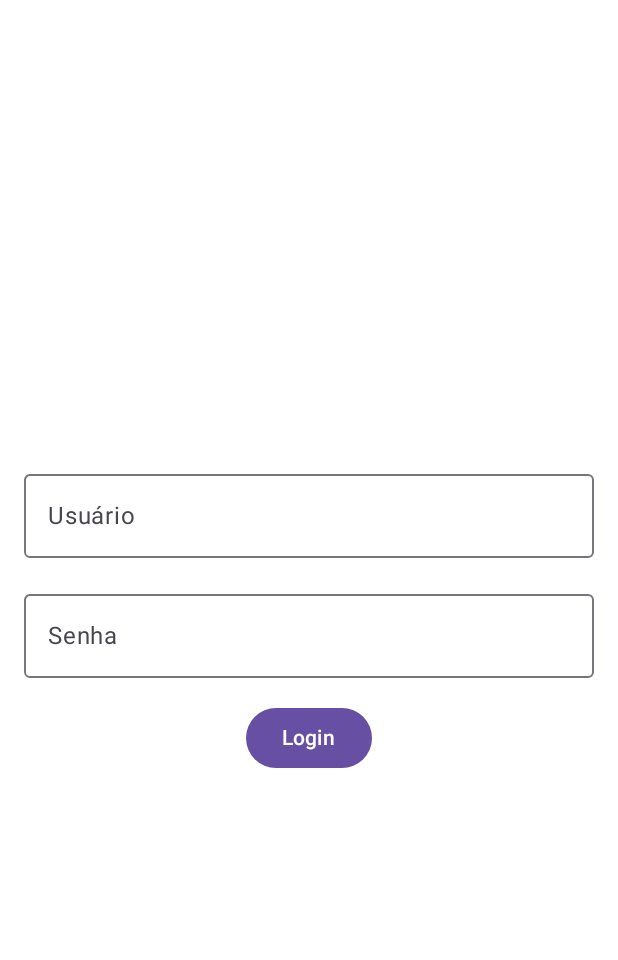
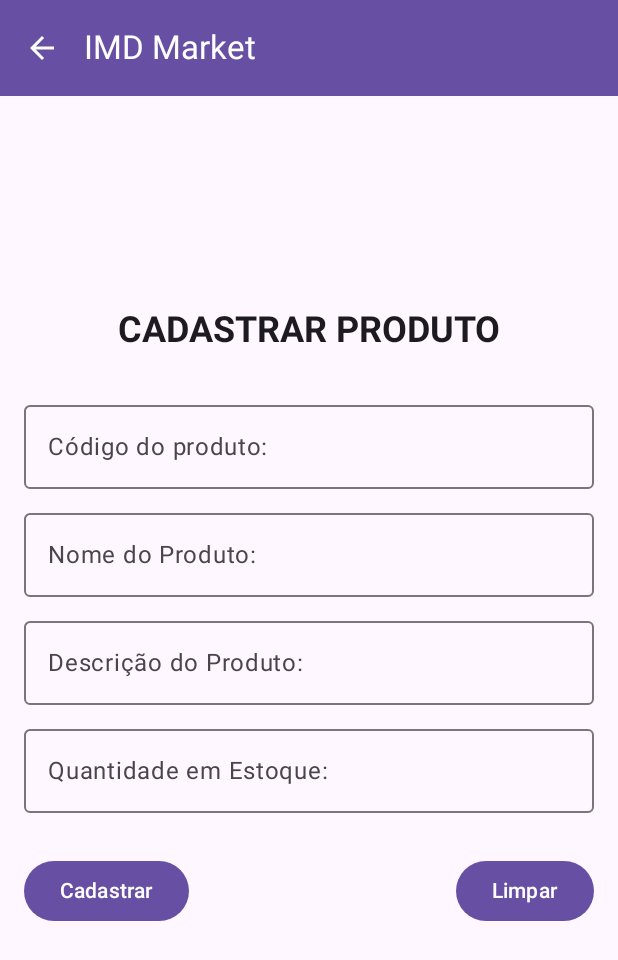
Before and after one commit to Arco-de-Treinamento/DDM-2024.2-BTI-UFRN, an Android app built with Jetpack Compose: the AddItemScreen screen opened through its navigation route, on a phone screen of 412 x 824 dp. Shown: the top 960 px of the screen. Run offline under Robolectric (Android 15) with nearby library versions, the phone set to English and light mode, and no system bars.

Commit message:
feat: criando tela de cadastro de item

```diff
--- a/app/src/main/java/com/manoelfreitas/imdmarket/ui/screen/main/item/additem/AddItemScreen.kt
+++ b/app/src/main/java/com/manoelfreitas/imdmarket/ui/screen/main/item/additem/AddItemScreen.kt
@@ -1,67 +1,101 @@
 package com.manoelfreitas.imdmarket.ui.screen.main.item.additem
 
-
-import android.content.Context
-import android.widget.Toast
 import androidx.compose.foundation.layout.*
 import androidx.compose.runtime.*
 import androidx.compose.material3.*
 import androidx.compose.ui.Modifier
 import androidx.compose.ui.Alignment
-import androidx.compose.ui.text.input.KeyboardType
-import androidx.compose.ui.text.input.PasswordVisualTransformation
-import androidx.compose.foundation.text.KeyboardOptions
-import androidx.compose.ui.platform.LocalContext
+import androidx.compose.material.icons.Icons
+import androidx.compose.material.icons.automirrored.filled.ArrowBack
+import androidx.compose.ui.text.font.FontWeight
 import androidx.compose.ui.unit.dp
+import androidx.compose.ui.unit.sp
 import androidx.navigation.NavController
-import com.manoelfreitas.imdmarket.navigateToMenu
-import kotlinx.coroutines.launch
 
 
+@OptIn(ExperimentalMaterial3Api::class)
 @Composable
 fun AddItemScreen(navController: NavController){
-    var username by remember { mutableStateOf("") }
-    var password by remember { mutableStateOf("") }
-    val coroutineScope = rememberCoroutineScope()
-    val context = LocalContext.current
+    var productCode by remember {(mutableStateOf(""))}
+    var productName by remember {(mutableStateOf(""))}
+    var productDescription by remember {(mutableStateOf(""))}
+    var productQuantity by remember {(mutableStateOf(""))}
 
+    Scaffold (
+        modifier = Modifier
+            .fillMaxSize(),
+        topBar = {
+            TopAppBar(
+                title = {
+                        Text(text = "IMD Market")
+                },
+                navigationIcon = {
+                    IconButton(onClick = { navController.popBackStack() }) {
+                        Icon(Icons.AutoMirrored.Filled.ArrowBack, contentDescription = "Voltar")
+                    }
+                },
+
+                colors = TopAppBarColors(
+                    containerColor = MaterialTheme.colorScheme.primary,
+                    titleContentColor = MaterialTheme.colorScheme.onPrimary,
+                    navigationIconContentColor = MaterialTheme.colorScheme.onPrimary,
+                    scrolledContainerColor = MaterialTheme.colorScheme.primary,
+                    actionIconContentColor = MaterialTheme.colorScheme.onPrimary,
+                ),
+            )
+        }
+        ) { innerPadding ->
         Column (modifier = Modifier
             .fillMaxSize()
             .padding(16.dp),
             horizontalAlignment = Alignment.CenterHorizontally,
             verticalArrangement = Arrangement.Center){
-
-        OutlinedTextField(value = username,
-            onValueChange = {username = it },
-            label = {Text("Usuário")},
+            Row (modifier = Modifier.fillMaxWidth(),
+                horizontalArrangement = Arrangement.Center){
+                Text(text = "CADASTRAR PRODUTO", fontWeight = FontWeight.Bold, fontSize = 24.sp)
+            }
+            Spacer(modifier = Modifier.height(28.dp))
+            OutlinedTextField(value = productCode,
+                onValueChange = {productCode = it },
+                label = {Text("Código do produto:")},
+                modifier = Modifier.fillMaxWidth(),
+            )
+            Spacer(modifier = Modifier.height(8.dp))
+            OutlinedTextField(value = productName,
+                onValueChange = {productName = it },
+                label = {Text("Nome do Produto:") },
                 modifier = Modifier.fillMaxWidth()
             )
-        Spacer(modifier = Modifier.height(16.dp))
-        OutlinedTextField(value = password,
-            onValueChange = {password = it },
-            label = {Text("Senha") },
-            visualTransformation = PasswordVisualTransformation(),
-            keyboardOptions = KeyboardOptions(keyboardType = KeyboardType.Password),
+            Spacer(modifier = Modifier.height(8.dp))
+            OutlinedTextField(value = productDescription,
+                onValueChange = {productDescription = it },
+                label = {Text("Descrição do Produto:") },
+                modifier = Modifier.fillMaxWidth(),
+                maxLines = 3
+            )
+            Spacer(modifier = Modifier.height(8.dp))
+            OutlinedTextField(value = productQuantity,
+                onValueChange = {productQuantity = it },
+                label = {Text("Quantidade em Estoque:") },
                 modifier = Modifier.fillMaxWidth()
             )
-        Spacer(modifier = Modifier.height(16.dp))
-        Button(onClick = { coroutineScope.launch { checkLogin(
-            context = context,
-            username = username,
-            password = password,
-            navController = navController)}}) {
-            Text("Login")
+            Spacer(modifier = Modifier.height(28.dp))
+            Row (modifier = Modifier.fillMaxWidth(),
+                horizontalArrangement = Arrangement.SpaceBetween) {
+                Button(
+                    onClick = { }) {
+                    Text("Cadastrar")
+                }
+                Button(onClick = {
+                    productCode = ""
+                    productName = ""
+                    productDescription = ""
+                    productQuantity = ""
+                },
+                ) {
+                    Text("Limpar")
                 }
             }
         }
-
-fun checkLogin(context: Context, username: String, password: String, navController: NavController): () -> Unit {
-    if (username == "admin" && password == "admin") {
-        // Navigate to MenuScreen
-        navController.navigateToMenu()
-    } else {
-        Toast.makeText(context, "Falha ao realizar o login!", Toast.LENGTH_SHORT).show()
     }
-
-    return {}
 }
```
Lines whose indentation alone changed are shown as unchanged.
